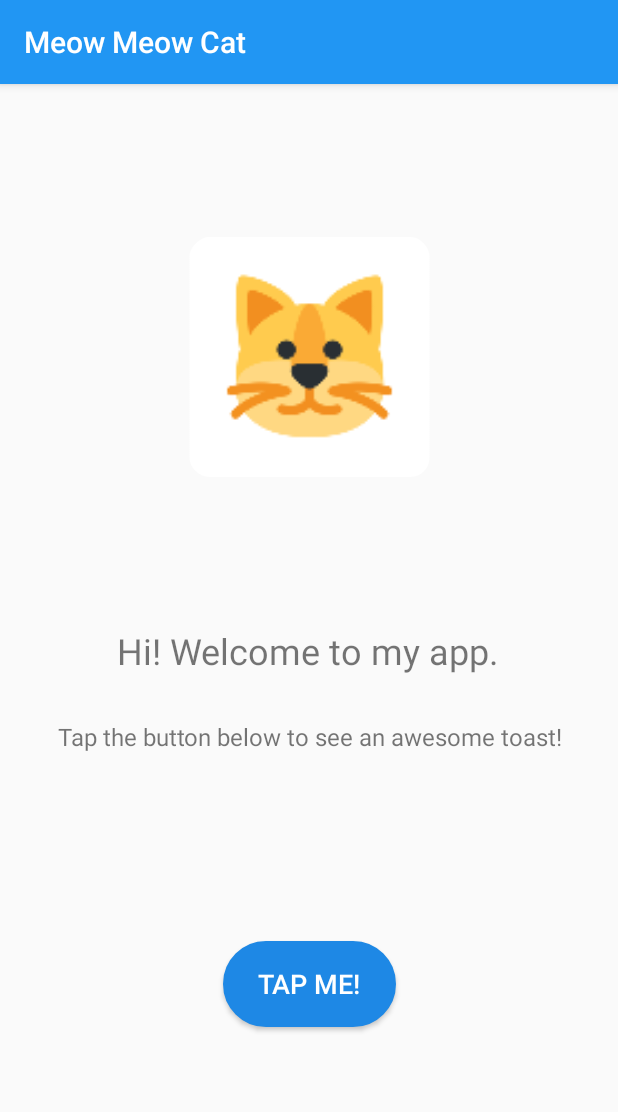
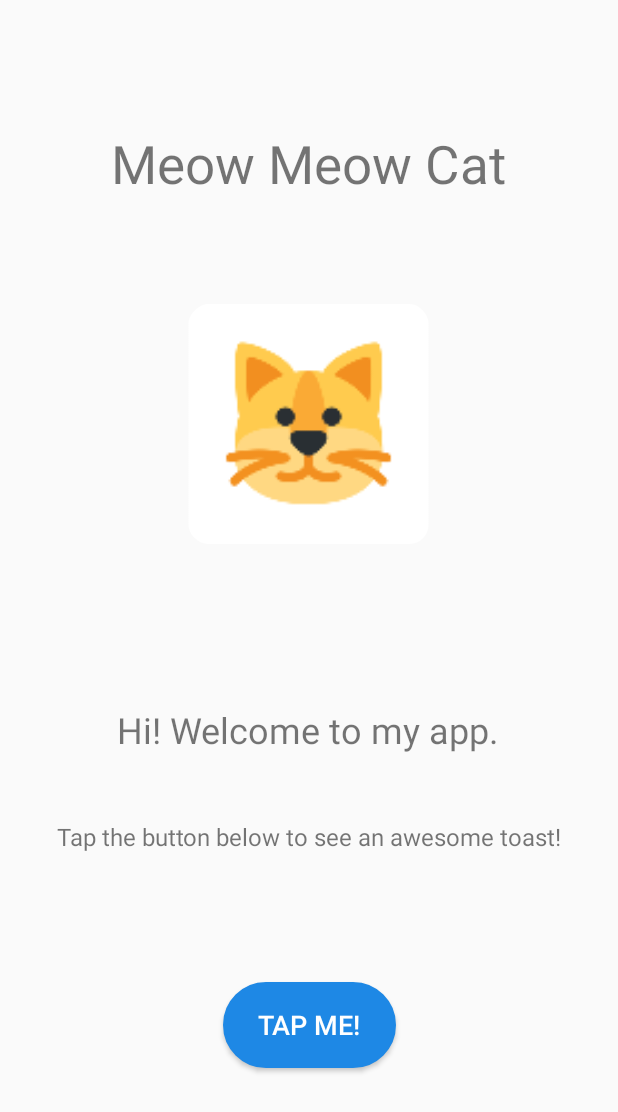
Before and after one commit to krissh-the-dev/meow-meow-cat, an Android app: the screen it shows after launch (MainActivity), on a phone screen of 412 x 824 dp. Shown: the top 1112 px of the screen. Run offline under Robolectric (Android 15) with nearby library versions, the phone set to English and light mode, and no system bars.

Commit message:
updated dependencies design overhaul improved compatibility layout fixes

```diff
--- a/app/src/main/java/akris/in/myapplication/MainActivity.java
+++ b/app/src/main/java/akris/in/myapplication/MainActivity.java
@@ -17,7 +17,7 @@ public class MainActivity extends AppCompatActivity {
     }
 
     public void ButtonTap(View v){
-        Toast myToast = Toast.makeText(getApplicationContext(), "Meow! <3", Toast.LENGTH_LONG);
+        Toast myToast = Toast.makeText(getApplicationContext(), "Meow! 🐱", Toast.LENGTH_LONG);
         myToast.show();
         MediaPlayer meow = MediaPlayer.create(MainActivity.this, R.raw.meow);
         meow.start();
--- a/app/src/main/res/layout/activity_main.xml
+++ b/app/src/main/res/layout/activity_main.xml
@@ -12,14 +12,29 @@
         android:id="@+id/textView"
         android:layout_width="322dp"
         android:layout_height="45dp"
+        android:text="@string/app_name"
+        android:textAlignment="center"
+        android:textSize="35sp"
+        app:layout_constraintBottom_toBottomOf="parent"
+        app:layout_constraintHorizontal_bias="0.494"
+        app:layout_constraintLeft_toLeftOf="parent"
+        app:layout_constraintRight_toRightOf="parent"
+        app:layout_constraintTop_toTopOf="parent"
+        app:layout_constraintVertical_bias="0.11" />
+
+    <TextView
+        android:id="@+id/textView3"
+        android:layout_width="322dp"
+        android:layout_height="45dp"
         android:text="@string/hi_message"
         android:textAlignment="center"
         android:textSize="24sp"
         app:layout_constraintBottom_toBottomOf="parent"
-        app:layout_constraintHorizontal_bias="0.496"
+        app:layout_constraintHorizontal_bias="0.494"
         app:layout_constraintLeft_toLeftOf="parent"
         app:layout_constraintRight_toRightOf="parent"
-        app:layout_constraintTop_toTopOf="parent" />
+        app:layout_constraintTop_toTopOf="parent"
+        app:layout_constraintVertical_bias="0.604" />
 
     <Button
         android:id="@+id/button"
@@ -41,7 +56,7 @@
         app:layout_constraintEnd_toEndOf="parent"
         app:layout_constraintStart_toStartOf="parent"
         app:layout_constraintTop_toTopOf="parent"
-        app:layout_constraintVertical_bias="0.86" />
+        app:layout_constraintVertical_bias="0.91" />
 
     <TextView
         android:id="@+id/textView2"
@@ -56,9 +71,10 @@
         android:textSize="16sp"
         app:layout_constraintBottom_toBottomOf="parent"
         app:layout_constraintEnd_toEndOf="parent"
+        app:layout_constraintHorizontal_bias="0.492"
         app:layout_constraintStart_toStartOf="parent"
         app:layout_constraintTop_toTopOf="parent"
-        app:layout_constraintVertical_bias="0.59000003" />
+        app:layout_constraintVertical_bias="0.708" />
 
     <ImageView
         android:id="@+id/imageView2"
@@ -73,9 +89,10 @@
         android:visibility="visible"
         app:layout_constraintBottom_toBottomOf="parent"
         app:layout_constraintEnd_toEndOf="parent"
+        app:layout_constraintHorizontal_bias="0.517"
         app:layout_constraintStart_toStartOf="parent"
         app:layout_constraintTop_toTopOf="parent"
-        app:layout_constraintVertical_bias="0.17000002"
+        app:layout_constraintVertical_bias="0.309"
         app:srcCompat="@mipmap/ic_launcher"
         tools:srcCompat="@mipmap/ic_launcher_round" />
 
--- a/app/src/main/res/values/styles.xml
+++ b/app/src/main/res/values/styles.xml
@@ -1,7 +1,7 @@
 <resources>
 
     <!-- Base application theme. -->
-    <style name="AppTheme" parent="Theme.AppCompat.Light.DarkActionBar">
+    <style name="AppTheme" parent="Theme.AppCompat.Light.NoActionBar">
         <!-- Customize your theme here. -->
         <item name="colorPrimary">@color/colorPrimary</item>
         <item name="colorPrimaryDark">@color/colorPrimaryDark</item>
--- a/build.gradle
+++ b/build.gradle
@@ -9,7 +9,7 @@ buildscript {
 
     }
     dependencies {
-        classpath 'com.android.tools.build:gradle:3.4.1'
+        classpath 'com.android.tools.build:gradle:3.4.2'
 
         // NOTE: Do not place your application dependencies here; they belong
         // in the individual module build.gradle files
```
Also changed, not shown: app/build.gradle (+15 -6 lines).
